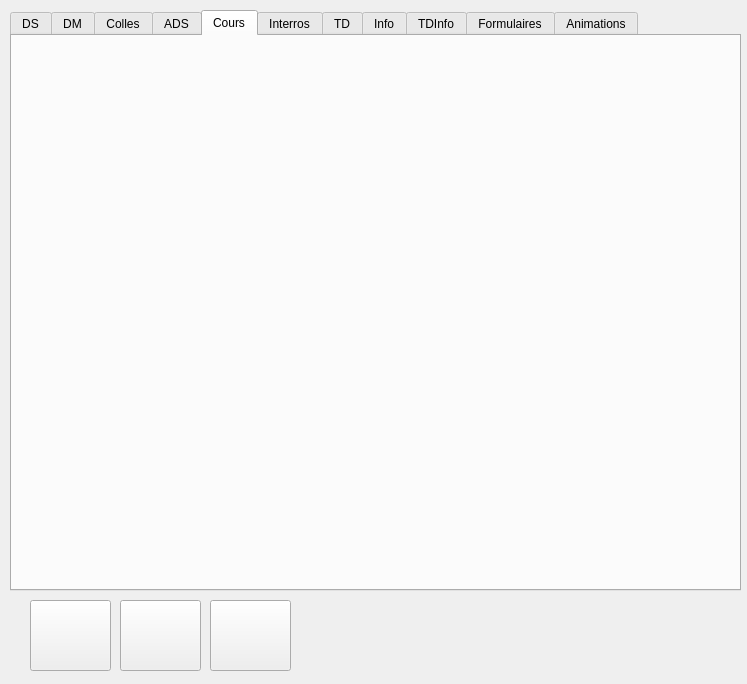
Before: the Qt Designer form website.ui in lgarcin/Website, drawn with Qt 5.
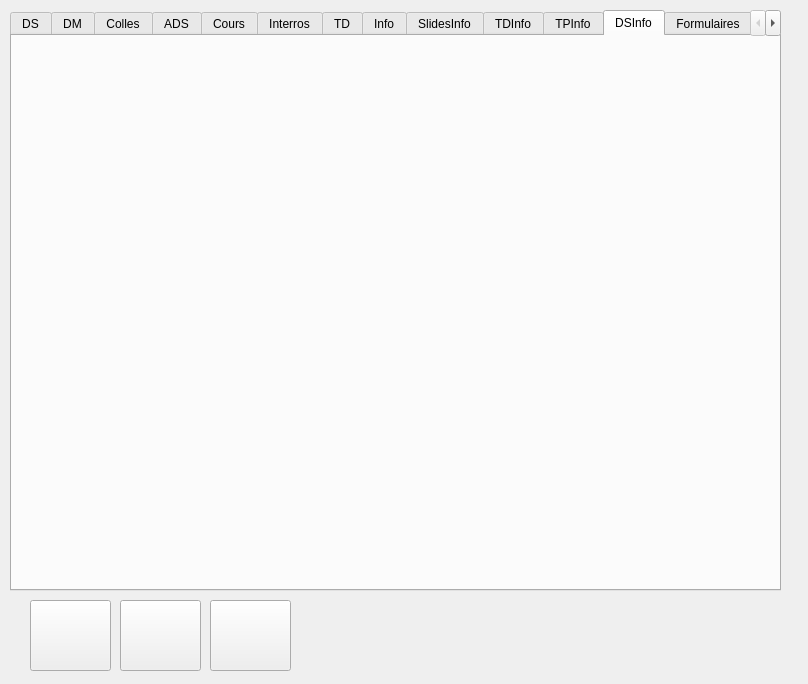
After: the same form once the commit is applied.

What changed in the file:
```diff
--- a/website.ui
+++ b/website.ui
@@ -6,7 +6,7 @@
    <rect>
     <x>0</x>
     <y>0</y>
-    <width>747</width>
+    <width>808</width>
     <height>684</height>
    </rect>
   </property>
@@ -18,12 +18,12 @@
     <rect>
      <x>10</x>
      <y>10</y>
-     <width>731</width>
+     <width>771</width>
      <height>581</height>
     </rect>
    </property>
    <property name="currentIndex">
-    <number>4</number>
+    <number>11</number>
    </property>
    <widget class="QWidget" name="tabDS">
     <attribute name="title">
@@ -213,6 +213,22 @@
      <layout class="QGridLayout" name="formInfo"/>
     </widget>
    </widget>
+   <widget class="QWidget" name="tabSlidesInfo">
+    <attribute name="title">
+     <string>SlidesInfo</string>
+    </attribute>
+    <widget class="QWidget" name="gridLayoutWidget_13">
+     <property name="geometry">
+      <rect>
+       <x>10</x>
+       <y>10</y>
+       <width>751</width>
+       <height>541</height>
+      </rect>
+     </property>
+     <layout class="QGridLayout" name="formSlidesInfo"/>
+    </widget>
+   </widget>
    <widget class="QWidget" name="tabTDInfo">
     <attribute name="title">
      <string>TDInfo</string>
@@ -229,6 +245,38 @@
      <layout class="QGridLayout" name="formTDInfo"/>
     </widget>
    </widget>
+   <widget class="QWidget" name="tabTPInfo">
+    <attribute name="title">
+     <string>TPInfo</string>
+    </attribute>
+    <widget class="QWidget" name="gridLayoutWidget_12">
+     <property name="geometry">
+      <rect>
+       <x>10</x>
+       <y>10</y>
+       <width>751</width>
+       <height>541</height>
+      </rect>
+     </property>
+     <layout class="QGridLayout" name="formTPInfo"/>
+    </widget>
+   </widget>
+   <widget class="QWidget" name="tabDSInfo">
+    <attribute name="title">
+     <string>DSInfo</string>
+    </attribute>
+    <widget class="QWidget" name="gridLayoutWidget_14">
+     <property name="geometry">
+      <rect>
+       <x>10</x>
+       <y>10</y>
+       <width>751</width>
+       <height>541</height>
+      </rect>
+     </property>
+     <layout class="QGridLayout" name="formDSInfo"/>
+    </widget>
+   </widget>
    <widget class="QWidget" name="tabFormulaires">
     <attribute name="title">
      <string>Formulaires</string>
```
Left out of the diff: 30 changed lines with no effect on the pictures.
